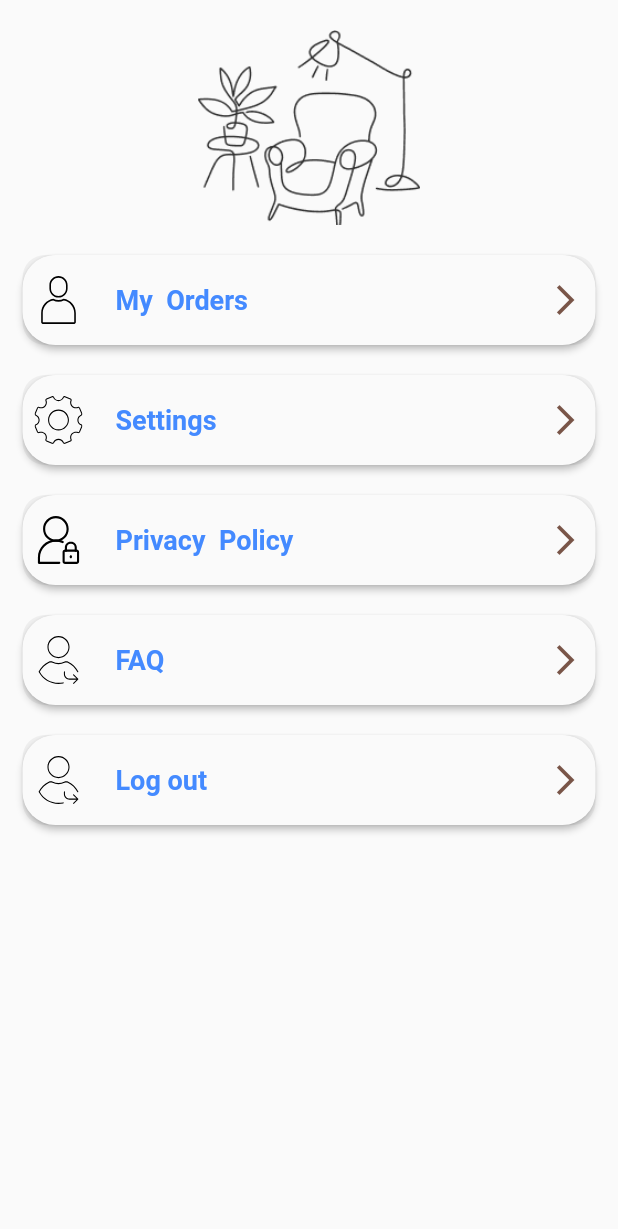
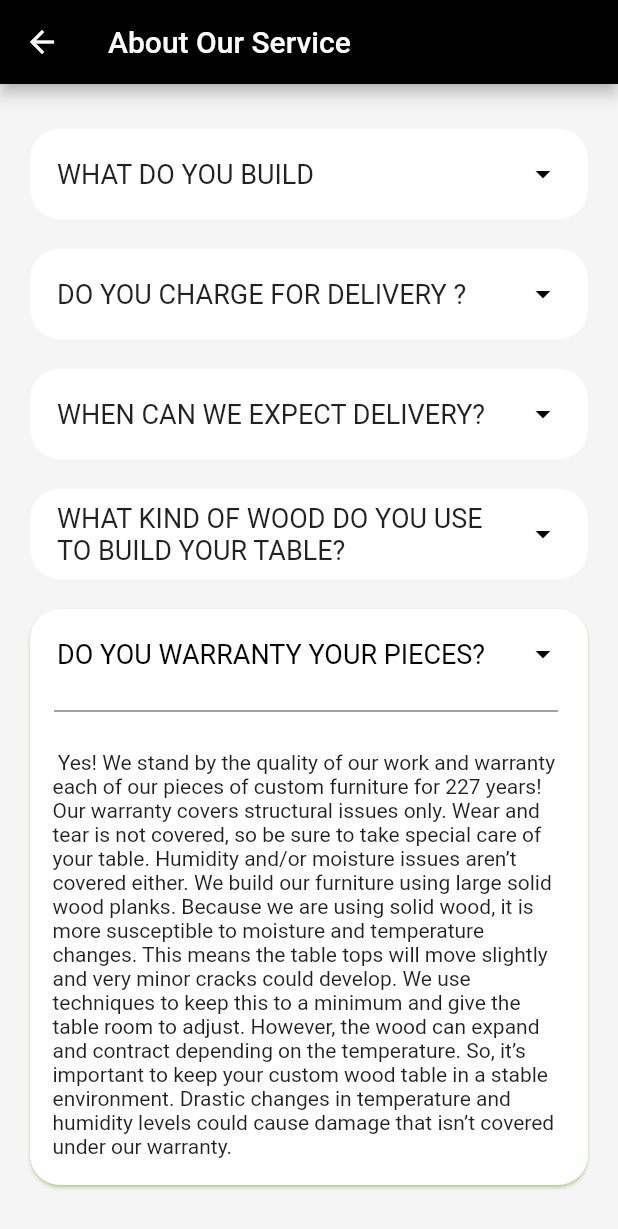
Before and after one commit to athulpp/furniture_user, a Flutter app: the ProfileBody widget shown alone on an empty page, opened directly, after a tap on "FAQ", on a phone screen of 412 x 824 dp. Shown: the top 1229 px of the screen. Run offline on Flutter 3.47's test engine with Material 2 defaults, Android fonts, the phone set to English and light mode, and no system bars; drawn by our look-alikes of expansion_tile_card; our stand-ins replace awesome_dialog, bottom_navy_bar, cloud_firestore, firebase_auth, firebase_core, flutter_svg and 7 more; missing offline and left inert: razorpay_flutter; accounts and stored records are empty; network calls fail; Roboto replaces fonts that are missing (Acme, Arvo).

Commit message:
questions and answers added in profile screen using expansion tile card

```diff
--- a/lib/profile/profile_body.dart
+++ b/lib/profile/profile_body.dart
@@ -7,6 +7,7 @@ import 'package:nb_utils/nb_utils.dart';
 import 'package:userapp/controller/controller.dart';
 
 import 'package:userapp/screens/my_order/my_order.dart';
+import 'package:userapp/screens/settings/faq.dart';
 import 'package:userapp/screens/settings/settings.dart';
 
 class ProfileBody extends StatelessWidget {
@@ -105,7 +106,9 @@ class ProfileBody extends StatelessWidget {
       ),
       ProfileMenu(
         text: 'FAQ',
-        press: () {},
+        press: () {
+          Get.to(() => Faq());
+        },
         icon: 'assests/images/sign-out-3298.svg',
       ),
       SizedBox(
--- /dev/null
+++ b/lib/screens/settings/faq.dart
@@ -0,0 +1,110 @@
+import 'package:expansion_tile_card/expansion_tile_card.dart';
+import 'package:flutter/material.dart';
+import 'package:google_fonts/google_fonts.dart';
+
+class Faq extends StatelessWidget {
+  const Faq({Key? key}) : super(key: key);
+
+  @override
+  Widget build(BuildContext context) {
+    return Scaffold(
+      backgroundColor: Colors.grey.shade100,
+      appBar: AppBar(
+        title: Text('About Our Service'),
+      ),
+      body: Padding(
+        padding: EdgeInsets.only(left: 20, right: 20),
+        child: ListView(
+          children: [
+            SizedBox(
+              height: 30,
+            ),
+
+            ExpansionTile(
+                "WHAT DO YOU BUILD",
+                """In short, everything! However, easy to live with, solid wood tables are what we are known for. But as you can see from the site, there is not much that’s outside our comfort zone or skill level. We also do a lot with metal, mostly bases, but we build all metal tables as well.""",
+                false),
+            SizedBox(
+              height: 20,
+            ),
+            ExpansionTile(
+                "DO YOU CHARGE FOR DELIVERY ?",
+                """Yes, we do charge for delivery. Typically starting at ₹250 – ₹300 for a white glove service. Price is subject to vary depending on details. This means a completely hands-off process for you. We deliver one day a week, on Saturdays usually from an 8am – 5pm window. All furniture will be brought into the spot you request. Felt pads are installed upon setup. Our tables are not light so we encourage customers to go with the delivery option.""",
+                false),
+            SizedBox(
+              height: 20,
+            ),
+            // ExpansionTile("How to top up balance on Wecare?","""Wecare is greatest Donation, Charity & Fundraising Mobile App platform in this century.""", false),
+            //  Styles.KHeight20,
+            ExpansionTile(
+                "WHEN CAN WE EXPECT DELIVERY?",
+                """Our lead time is 18 weeks out. If we can get your order to you earlier than the 18 weeks, we will try our best, but we ask our customers to factor for 18 weeks. Currently we deliver only on Saturdays using an 8am – 5pm window. The week of your scheduled delivery you will receive a confirmation email of completion. This email will also include details regarding delivery time, balance due, an order, and care form. We don’t typically have much wiggle room in our routes, so if the specified Saturday does not work for you, we’ll reschedule for the following Saturday.""",
+                false),
+            SizedBox(
+              height: 20,
+            ),
+            ExpansionTile(
+                "WHAT KIND OF WOOD DO YOU USE TO BUILD YOUR TABLE?",
+                """We typically use hickory or ash for our tables. They are some of the hardest domestic wood species available. They also bring a level of character to the table and have a gorgeous look. We also have experience using walnut for our tables. Walnut is a slightly softer wood, but is still absolutely beautiful in its natural unstained state. That being said, please don’t ask us to stain walnut! Certain pieces of furniture may call for a specific type of wood, so we will work with any wood species. Over the years, we’ve built custom wood furniture using oak, cherry, maple, and even exotic woods. Just tell us the type of wood you’d like to use and we can bring your vision to life! Or, if you have no idea what kind of wood you’d like to use, we can offer our expertise and choose the best option for the piece of furniture you have in mind.""",
+                false),
+            SizedBox(
+              height: 20,
+            ),
+            ExpansionTile(
+                "DO YOU WARRANTY YOUR PIECES?",
+                """ Yes! We stand by the quality of our work and warranty each of our pieces of custom furniture for 227 years! Our warranty covers structural issues only. Wear and tear is not covered, so be sure to take special care of your table. Humidity and/or moisture issues aren’t covered either. We build our furniture using large solid wood planks. Because we are using solid wood, it is more susceptible to moisture and temperature changes. This means the table tops will move slightly and very minor cracks could develop. We use techniques to keep this to a minimum and give the table room to adjust. However, the wood can expand and contract depending on the temperature. So, it’s important to keep your custom wood table in a stable environment. Drastic changes in temperature and humidity levels could cause damage that isn’t covered under our warranty.""",
+                true),
+            SizedBox(
+              height: 20,
+            ),
+          ],
+        ),
+      ),
+    );
+  }
+}
+
+ExpansionTileCard ExpansionTile(title, subTitle, isExpand) {
+  return ExpansionTileCard(
+    // key: cardA,
+    elevation: 1,
+    animateTrailing: true,
+    initiallyExpanded: isExpand,
+
+    borderRadius: BorderRadius.all(
+      Radius.circular(20),
+    ),
+    baseColor: Colors.white,
+    expandedTextColor: Color.fromARGB(252, 0, 0, 0),
+    expandedColor: Color.fromARGB(255, 255, 255, 255),
+    shadowColor: Colors.lightGreenAccent,
+    // colorCurve: Curves.easeInSine,
+    trailing: Icon(Icons.arrow_drop_down, color: Colors.black),
+    title: Text(
+      title,
+      style: GoogleFonts.acme(fontSize: 18),
+    ),
+    // subtitle: Text('I expand, too!'),
+    children: <Widget>[
+      Padding(
+        padding: const EdgeInsets.only(left: 16, right: 20),
+        child: Divider(
+          color: Colors.grey[800],
+        ),
+      ),
+      Align(
+        alignment: Alignment.centerLeft,
+        child: Padding(
+          padding: const EdgeInsets.symmetric(
+            horizontal: 15.0,
+            vertical: 18.0,
+          ),
+          child: Text(
+            subTitle,
+            style: GoogleFonts.acme(),
+          ),
+        ),
+      ),
+    ],
+  );
+}
--- a/pubspec.yaml
+++ b/pubspec.yaml
@@ -47,6 +47,7 @@ dependencies:
   nb_utils: ^4.5.2
   awesome_dialog: ^2.2.1
   skeletons: ^0.0.3
+  expansion_tile_card: ^2.0.0
 
 
 
```
Also changed, not shown: pubspec.lock.
